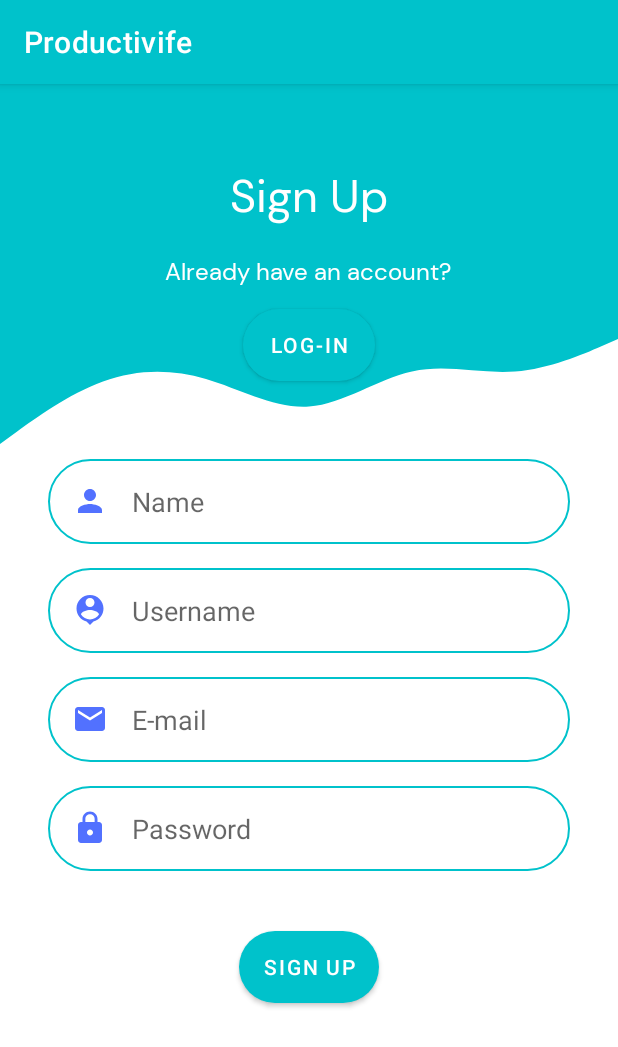
After one commit to desparza13/Productivife, an Android app: the SignUp screen opened directly, with no data from a screen before it, on a phone screen of 412 x 824 dp. The commit adds this screen. Shown: the top 1047 px of the screen. Run offline under Robolectric (Android 15) with nearby library versions, the phone set to English and light mode, and no system bars.

Commit message:
"Create Sign-up layout"

```diff
--- a/app/src/main/AndroidManifest.xml
+++ b/app/src/main/AndroidManifest.xml
@@ -13,6 +13,12 @@
         android:supportsRtl="true"
         android:theme="@style/Theme.Productivife"
         tools:targetApi="31">
+        <activity
+            android:name=".SignUp"
+            android:exported="false" />
+        <activity
+            android:name=".Login"
+            android:exported="false" />
         <activity
             android:name=".LoadingActivity"
             android:exported="true">
--- /dev/null
+++ b/app/src/main/java/com/daniela/productivife/Login.java
@@ -0,0 +1,14 @@
+package com.daniela.productivife;
+
+import androidx.appcompat.app.AppCompatActivity;
+
+import android.os.Bundle;
+
+public class Login extends AppCompatActivity {
+
+    @Override
+    protected void onCreate(Bundle savedInstanceState) {
+        super.onCreate(savedInstanceState);
+        setContentView(R.layout.activity_login);
+    }
+}
--- /dev/null
+++ b/app/src/main/java/com/daniela/productivife/SignUp.java
@@ -0,0 +1,14 @@
+package com.daniela.productivife;
+
+import androidx.appcompat.app.AppCompatActivity;
+
+import android.os.Bundle;
+
+public class SignUp extends AppCompatActivity {
+
+    @Override
+    protected void onCreate(Bundle savedInstanceState) {
+        super.onCreate(savedInstanceState);
+        setContentView(R.layout.activity_sign_up);
+    }
+}
--- /dev/null
+++ b/app/src/main/res/drawable/ic_email.xml
@@ -0,0 +1,5 @@
+<vector android:height="24dp" android:tint="@color/colorAccent"
+    android:viewportHeight="24" android:viewportWidth="24"
+    android:width="24dp" xmlns:android="http://schemas.android.com/apk/res/android">
+    <path android:fillColor="@color/colorAccent" android:pathData="M20,4L4,4c-1.1,0 -1.99,0.9 -1.99,2L2,18c0,1.1 0.9,2 2,2h16c1.1,0 2,-0.9 2,-2L22,6c0,-1.1 -0.9,-2 -2,-2zM20,8l-8,5 -8,-5L4,6l8,5 8,-5v2z"/>
+</vector>
--- /dev/null
+++ b/app/src/main/res/drawable/ic_lock.xml
@@ -0,0 +1,5 @@
+<vector android:height="24dp" android:tint="@color/colorAccent"
+    android:viewportHeight="24" android:viewportWidth="24"
+    android:width="24dp" xmlns:android="http://schemas.android.com/apk/res/android">
+    <path android:fillColor="@android:color/white" android:pathData="M18,8h-1L17,6c0,-2.76 -2.24,-5 -5,-5S7,3.24 7,6v2L6,8c-1.1,0 -2,0.9 -2,2v10c0,1.1 0.9,2 2,2h12c1.1,0 2,-0.9 2,-2L20,10c0,-1.1 -0.9,-2 -2,-2zM12,17c-1.1,0 -2,-0.9 -2,-2s0.9,-2 2,-2 2,0.9 2,2 -0.9,2 -2,2zM15.1,8L8.9,8L8.9,6c0,-1.71 1.39,-3.1 3.1,-3.1 1.71,0 3.1,1.39 3.1,3.1v2z"/>
+</vector>
--- /dev/null
+++ b/app/src/main/res/drawable/ic_person_24.xml
@@ -0,0 +1,5 @@
+<vector android:height="24dp" android:tint="@color/colorAccent"
+    android:viewportHeight="24" android:viewportWidth="24"
+    android:width="24dp" xmlns:android="http://schemas.android.com/apk/res/android">
+    <path android:fillColor="@color/colorAccent" android:pathData="M12,12c2.21,0 4,-1.79 4,-4s-1.79,-4 -4,-4 -4,1.79 -4,4 1.79,4 4,4zM12,14c-2.67,0 -8,1.34 -8,4v2h16v-2c0,-2.66 -5.33,-4 -8,-4z"/>
+</vector>
--- /dev/null
+++ b/app/src/main/res/drawable/ic_username.xml
@@ -0,0 +1,5 @@
+<vector android:height="24dp" android:tint="@color/colorAccent"
+    android:viewportHeight="24" android:viewportWidth="24"
+    android:width="24dp" xmlns:android="http://schemas.android.com/apk/res/android">
+    <path android:fillColor="@color/colorAccent" android:pathData="M12,2c-4.97,0 -9,4.03 -9,9 0,4.17 2.84,7.67 6.69,8.69L12,22l2.31,-2.31C18.16,18.67 21,15.17 21,11c0,-4.97 -4.03,-9 -9,-9zM12,4c1.66,0 3,1.34 3,3s-1.34,3 -3,3 -3,-1.34 -3,-3 1.34,-3 3,-3zM12,18.3c-2.5,0 -4.71,-1.28 -6,-3.22 0.03,-1.99 4,-3.08 6,-3.08 1.99,0 5.97,1.09 6,3.08 -1.29,1.94 -3.5,3.22 -6,3.22z"/>
+</vector>
--- /dev/null
+++ b/app/src/main/res/drawable/round_background.xml
@@ -0,0 +1,6 @@
+<?xml version="1.0" encoding="utf-8"?>
+<shape xmlns:android="http://schemas.android.com/apk/res/android">
+    <solid android:color="@color/colorAccent"/>
+    <corners android:radius="100dp"/>
+"
+</shape>
--- /dev/null
+++ b/app/src/main/res/drawable/round_border.xml
@@ -0,0 +1,6 @@
+<?xml version="1.0" encoding="utf-8"?>
+<shape android:shape="rectangle" xmlns:android="http://schemas.android.com/apk/res/android">
+    <stroke android:color="@color/colorPrimary"
+        android:width="1dp"/>
+    <corners android:radius="100dp"/>
+</shape>
--- /dev/null
+++ b/app/src/main/res/drawable/wave.xml
@@ -0,0 +1,9 @@
+<vector xmlns:android="http://schemas.android.com/apk/res/android"
+    android:width="1440dp"
+    android:height="320dp"
+    android:viewportWidth="1440"
+    android:viewportHeight="320">
+  <path
+      android:pathData="M0,288L40,261.3C80,235 160,181 240,154.7C320,128 400,128 480,149.3C560,171 640,213 720,208C800,203 880,149 960,133.3C1040,117 1120,139 1200,133.3C1280,128 1360,96 1400,80L1440,64L1440,0L1400,0C1360,0 1280,0 1200,0C1120,0 1040,0 960,0C880,0 800,0 720,0C640,0 560,0 480,0C400,0 320,0 240,0C160,0 80,0 40,0L0,0Z"
+      android:fillColor="@color/colorPrimary"/>
+</vector>
--- /dev/null
+++ b/app/src/main/res/layout/activity_login.xml
@@ -0,0 +1,9 @@
+<?xml version="1.0" encoding="utf-8"?>
+<androidx.constraintlayout.widget.ConstraintLayout xmlns:android="http://schemas.android.com/apk/res/android"
+    xmlns:app="http://schemas.android.com/apk/res-auto"
+    xmlns:tools="http://schemas.android.com/tools"
+    android:layout_width="match_parent"
+    android:layout_height="match_parent"
+    tools:context=".Login">
+
+</androidx.constraintlayout.widget.ConstraintLayout>
--- /dev/null
+++ b/app/src/main/res/layout/activity_sign_up.xml
@@ -0,0 +1,163 @@
+<?xml version="1.0" encoding="utf-8"?>
+<androidx.constraintlayout.widget.ConstraintLayout xmlns:android="http://schemas.android.com/apk/res/android"
+    xmlns:app="http://schemas.android.com/apk/res-auto"
+    xmlns:tools="http://schemas.android.com/tools"
+    android:layout_width="match_parent"
+    android:layout_height="match_parent"
+    android:textAlignment="center"
+    tools:context=".SignUp">
+
+    <View
+        android:id="@+id/topView"
+        android:layout_width="0dp"
+        android:layout_height="150dp"
+        android:background="@color/colorPrimary"
+        app:layout_constraintEnd_toEndOf="parent"
+        app:layout_constraintStart_toStartOf="parent"
+        app:layout_constraintTop_toTopOf="parent" />
+
+    <View
+        android:id="@+id/view2"
+        android:layout_width="0dp"
+        android:layout_height="100dp"
+        android:background="@drawable/wave"
+        app:layout_constraintEnd_toEndOf="parent"
+        app:layout_constraintStart_toStartOf="parent"
+        app:layout_constraintTop_toBottomOf="@+id/topView" />
+
+    <TextView
+        android:id="@+id/tvtopText"
+        android:layout_width="wrap_content"
+        android:layout_height="wrap_content"
+        android:layout_marginStart="16dp"
+        android:layout_marginTop="55dp"
+        android:layout_marginEnd="16dp"
+        android:fontFamily="@font/dmsans"
+        android:text="@string/sign_up"
+        android:textColor="#FFFFFF"
+        android:textSize="30sp"
+        app:layout_constraintEnd_toEndOf="parent"
+        app:layout_constraintStart_toStartOf="@+id/topView"
+        app:layout_constraintTop_toTopOf="parent" />
+
+    <TextView
+        android:id="@+id/tvHaveAccount"
+        android:layout_width="wrap_content"
+        android:layout_height="wrap_content"
+        android:layout_marginStart="16dp"
+        android:layout_marginTop="20dp"
+        android:layout_marginEnd="16dp"
+        android:fontFamily="@font/dmsans"
+        android:text="@string/already_have_an_account"
+        android:textColor="#FFFFFF"
+        android:textSize="16sp"
+        app:layout_constraintEnd_toEndOf="parent"
+        app:layout_constraintHorizontal_bias="0.498"
+        app:layout_constraintStart_toStartOf="@+id/topView"
+        app:layout_constraintTop_toBottomOf="@+id/tvtopText" />
+
+    <EditText
+        android:id="@+id/etName"
+        android:layout_width="0dp"
+        android:layout_height="wrap_content"
+        android:layout_marginStart="32dp"
+        android:layout_marginEnd="32dp"
+        android:autofillHints=""
+        android:background="@drawable/round_border"
+        android:drawableStart="@drawable/ic_person_24"
+        android:drawablePadding="16dp"
+        android:ems="10"
+        android:hint="@string/name"
+        android:inputType="text"
+        android:minHeight="48dp"
+        android:padding="16dp"
+        app:layout_constraintEnd_toEndOf="parent"
+        app:layout_constraintStart_toStartOf="parent"
+        app:layout_constraintTop_toBottomOf="@+id/view2" />
+
+    <EditText
+        android:id="@+id/etUsername"
+        android:layout_width="0dp"
+        android:layout_height="wrap_content"
+        android:layout_marginStart="32dp"
+        android:layout_marginTop="16dp"
+        android:layout_marginEnd="32dp"
+        android:autofillHints=""
+        android:background="@drawable/round_border"
+        android:drawableStart="@drawable/ic_username"
+        android:drawablePadding="16dp"
+        android:ems="10"
+        android:hint="@string/username"
+        android:inputType="text"
+        android:minHeight="48dp"
+        android:padding="16dp"
+        app:layout_constraintEnd_toEndOf="parent"
+        app:layout_constraintHorizontal_bias="0.0"
+        app:layout_constraintStart_toStartOf="parent"
+        app:layout_constraintTop_toBottomOf="@+id/etName" />
+
+    <EditText
+        android:id="@+id/etEmail"
+        android:layout_width="0dp"
+        android:layout_height="wrap_content"
+        android:layout_marginStart="32dp"
+        android:layout_marginTop="16dp"
+        android:layout_marginEnd="32dp"
+        android:autofillHints=""
+        android:background="@drawable/round_border"
+        android:drawableStart="@drawable/ic_email"
+        android:drawablePadding="16dp"
+        android:ems="10"
+        android:hint="@string/e_mail"
+        android:inputType="text|textEmailAddress"
+        android:minHeight="48dp"
+        android:padding="16dp"
+        app:layout_constraintEnd_toEndOf="parent"
+        app:layout_constraintHorizontal_bias="0.0"
+        app:layout_constraintStart_toStartOf="parent"
+        app:layout_constraintTop_toBottomOf="@+id/etUsername" />
+
+    <EditText
+        android:id="@+id/etPassword"
+        android:layout_width="0dp"
+        android:layout_height="wrap_content"
+        android:layout_marginStart="32dp"
+        android:layout_marginTop="16dp"
+        android:layout_marginEnd="32dp"
+        android:autofillHints=""
+        android:background="@drawable/round_border"
+        android:drawableStart="@drawable/ic_lock"
+        android:drawablePadding="16dp"
+        android:ems="10"
+        android:hint="@string/password"
+        android:inputType="textPassword"
+        android:minHeight="48dp"
+        android:padding="16dp"
+        app:layout_constraintEnd_toEndOf="parent"
+        app:layout_constraintHorizontal_bias="0.0"
+        app:layout_constraintStart_toStartOf="parent"
+        app:layout_constraintTop_toBottomOf="@+id/etEmail" />
+
+    <Button
+        android:id="@+id/btnLogin"
+        android:layout_width="wrap_content"
+        android:layout_height="wrap_content"
+        android:background="@drawable/round_background"
+        android:text="Log-in"
+        app:layout_constraintEnd_toEndOf="parent"
+        app:layout_constraintStart_toStartOf="parent"
+        app:layout_constraintTop_toBottomOf="@+id/topView" />
+
+    <Button
+        android:id="@+id/btnSignup"
+        android:layout_width="wrap_content"
+        android:layout_height="wrap_content"
+        android:layout_marginTop="40dp"
+        android:background="@drawable/round_background"
+        android:text="Sign up"
+        app:layout_constraintEnd_toEndOf="parent"
+        app:layout_constraintHorizontal_bias="0.501"
+        app:layout_constraintStart_toStartOf="parent"
+        app:layout_constraintTop_toBottomOf="@+id/etPassword" />
+
+</androidx.constraintlayout.widget.ConstraintLayout>
--- a/app/src/main/res/values/colors.xml
+++ b/app/src/main/res/values/colors.xml
@@ -9,5 +9,7 @@
     <color name="white">#FFFFFFFF</color>
 
     <color name="colorPrimary">#00c2cb</color>
-    <color name="colorPrimaryDark">#5271ff</color>
+    <color name="colorPrimaryDark">#FF018786</color>
+    <color name="colorAccent">#5271ff</color>
+
 </resources>
--- a/app/src/main/res/values/strings.xml
+++ b/app/src/main/res/values/strings.xml
@@ -1,3 +1,9 @@
 <resources>
     <string name="app_name">Productivife</string>
+    <string name="name">Name</string>
+    <string name="sign_up">Sign Up</string>
+    <string name="already_have_an_account">Already have an account?</string>
+    <string name="username">Username</string>
+    <string name="e_mail">E-mail</string>
+    <string name="password">Password</string>
 </resources>
```
